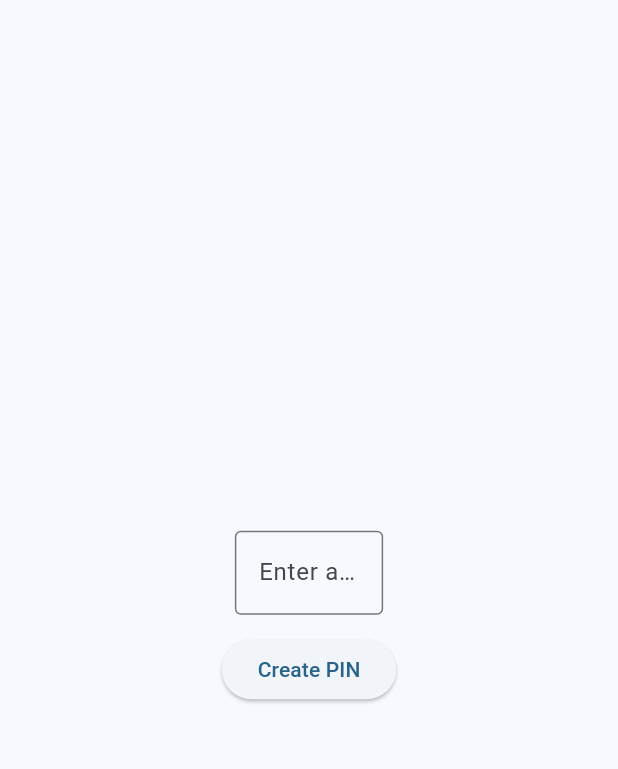
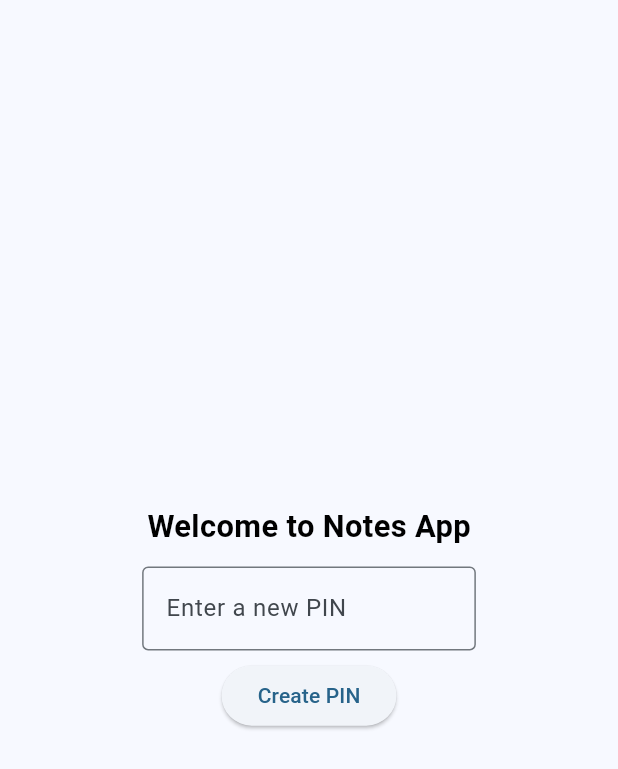
Before and after one commit to Exetria/UAS-AMBW-2024, a Flutter app: the screen it shows after launch, on a phone screen of 412 x 824 dp. Shown: the top 769 px of the screen. Run offline on Flutter 3.47's test engine with Material 3 defaults, Android fonts, the light colour scheme and no system bars; our stand-ins replace hive_flutter; accounts and stored records are empty.

Commit message:
Responsive UI

```diff
--- a/uas_ambw/lib/login.dart
+++ b/uas_ambw/lib/login.dart
@@ -31,7 +31,7 @@ class _LoginPage extends State<LoginPage> {
         builder: (BuildContext context) {
           return AlertDialog(
             title: Text('Incorrect PIN'),
-            content: Text('Please enter the correct PIN.'),
+            content: Text('Please enter the correct PIN'),
             actions: <Widget>[
               TextButton(
                 child: Text('OK'),
@@ -49,12 +49,32 @@ class _LoginPage extends State<LoginPage> {
   Future<void> createPin(BuildContext context) async {
     final box = Hive.box('pin');
 
+    if (pinController.text.length != 6) {
+      showDialog(
+        context: context,
+        builder: (BuildContext context) {
+          return AlertDialog(
+            title: Text('PIN Not Valid'),
+            content: Text('Please make a 6 digit PIN'),
+            actions: <Widget>[
+              TextButton(
+                child: Text('OK'),
+                onPressed: () {
+                  Navigator.of(context).pop();
+                },
+              ),
+            ],
+          );
+        },
+      );
+    } else {
       box.put(0, pinController.text);
 
       Navigator.pushReplacement(
         context,
         MaterialPageRoute(builder: (context) => Home()),
       );
+    }
   }
 
   Future<String?> checkPinExist() async {
@@ -81,7 +101,6 @@ class _LoginPage extends State<LoginPage> {
             return Center(child: Text('Error loading data'));
           } else {
             bool result = snapshot.data == null;
-            if (result) {
             return Scaffold(
               body: Padding(
                 padding:
@@ -89,10 +108,18 @@ class _LoginPage extends State<LoginPage> {
                 child: Column(
                   mainAxisAlignment: MainAxisAlignment.center,
                   children: [
+                    Text(
+                      "Welcome to Notes App",
+                      style: TextStyle(
+                        color: Colors.black,
+                        fontSize: MediaQuery.of(context).size.width * 0.05,
+                        fontWeight: FontWeight.bold,
+                      ),
+                    ),
+                    SizedBox(height: MediaQuery.of(context).size.width * 0.03),
                     Padding(
                       padding: EdgeInsets.symmetric(
-                            horizontal:
-                                MediaQuery.of(context).size.width * 0.35),
+                          horizontal: MediaQuery.of(context).size.width * 0.2),
                       child: TextField(
                         controller: pinController,
                         obscureText: true,
@@ -101,64 +128,31 @@ class _LoginPage extends State<LoginPage> {
                           FilteringTextInputFormatter.digitsOnly,
                           LengthLimitingTextInputFormatter(6)
                         ],
-                          decoration: const InputDecoration(
+                        decoration: InputDecoration(
                           border: OutlineInputBorder(),
-                            labelText: 'Enter a new PIN',
+                          labelText:
+                              result ? 'Enter a new PIN' : 'Enter your PIN',
                         ),
                       ),
                     ),
-                      SizedBox(
-                          height: MediaQuery.of(context).size.width * 0.03),
+                    SizedBox(height: MediaQuery.of(context).size.width * 0.015),
                     ElevatedButton(
                       onPressed: () {
+                        if (result) {
                           createPin(context);
+                        } else {
+                          checkPin(context);
+                        }
                       },
-                        child: Text('Create PIN'),
+                      child: Text(
+                        result ? 'Create PIN' : 'Log In',
                       ),
-                    ],
-                  ),
-                ),
-              );
-            } else {
-              return Scaffold(
-                body: Padding(
-                  padding:
-                      EdgeInsets.all(MediaQuery.of(context).size.width * 0.03),
-                  child: Column(
-                    mainAxisAlignment: MainAxisAlignment.center,
-                    children: [
-                      Padding(
-                        padding: EdgeInsets.symmetric(
-                            horizontal:
-                                MediaQuery.of(context).size.width * 0.35),
-                        child: TextField(
-                          controller: pinController,
-                          obscureText: true,
-                          keyboardType: TextInputType.number,
-                          inputFormatters: [
-                            FilteringTextInputFormatter.digitsOnly,
-                            LengthLimitingTextInputFormatter(6)
-                          ],
-                          decoration: const InputDecoration(
-                            border: OutlineInputBorder(),
-                            labelText: 'Enter your PIN',
-                          ),
-                        ),
-                      ),
-                      SizedBox(
-                          height: MediaQuery.of(context).size.width * 0.03),
-                      ElevatedButton(
-                        onPressed: () {
-                          checkPin(context);
-                        },
-                        child: Text('Login'),
                     ),
                   ],
                 ),
               ),
             );
           }
-          }
         });
   }
 }
```
Also changed, not shown: uas_ambw/lib/add_note.dart (+33 -8 lines), uas_ambw/lib/edit_note.dart (+19 -7 lines), uas_ambw/lib/home.dart (+28 -15 lines), uas_ambw/lib/layouts/note.dart (+7 -3 lines). Lines whose indentation alone changed are shown as unchanged.
